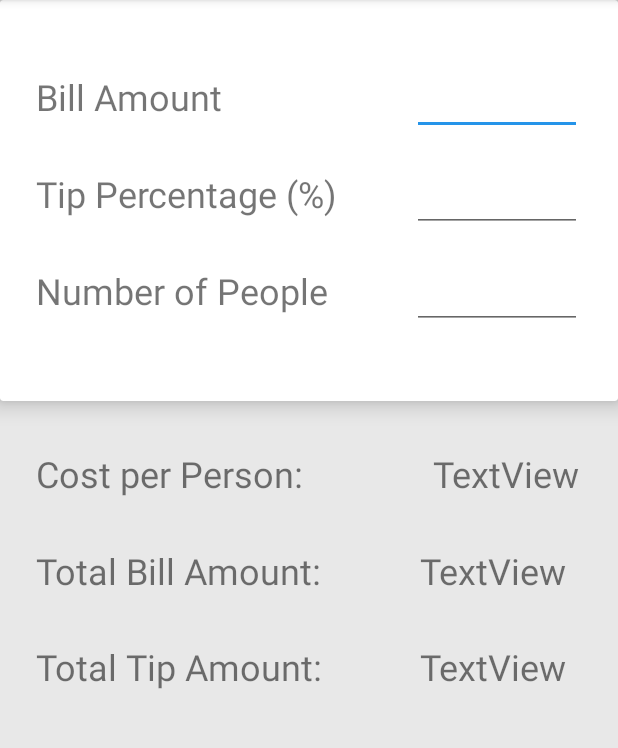
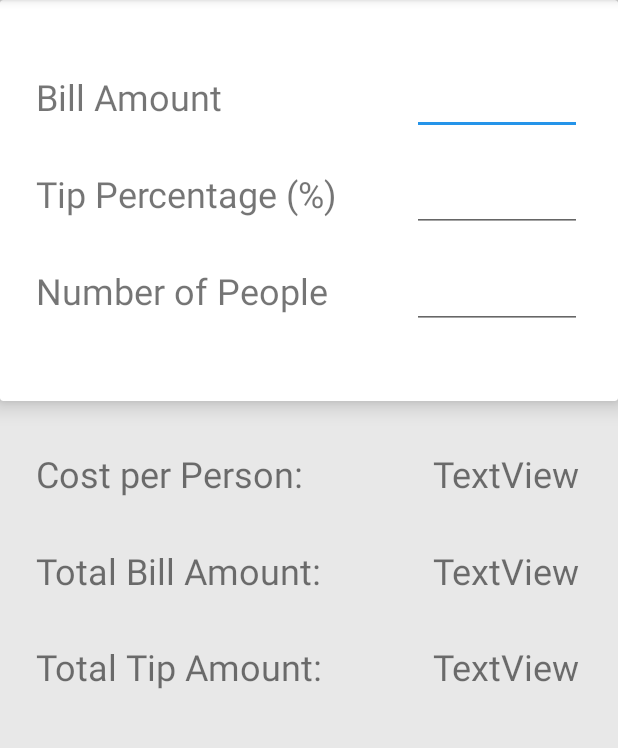
Before and after one commit to SeanTaylorLane/Tip-Calculator, an Android app: the screen it shows after launch (MainActivity), on a phone screen of 412 x 824 dp, the part 84-832 px from its top. Run offline under Robolectric (Android 15) with nearby library versions, the phone set to English and light mode, and no system bars; libraries missing offline, so code that uses them is left out: com.jakewharton.rxbinding2; 4 statements that could not run were skipped.

Commit message:
Floating action button rendering fix

```diff
--- a/app/src/main/java/com/example/sean/tipcalculator/MainActivity.java
+++ b/app/src/main/java/com/example/sean/tipcalculator/MainActivity.java
@@ -62,7 +62,7 @@ public class MainActivity extends AppCompatActivity {
             output_person.setText("");
             output_bill.setText("");
             output_tip.setText("");
-            fab_share.setVisibility(View.GONE);
+            fab_share.setVisibility(View.INVISIBLE);
         }
 
     }
--- a/app/src/main/res/layout/activity_main.xml
+++ b/app/src/main/res/layout/activity_main.xml
@@ -121,11 +121,10 @@
                 android:id="@+id/compute_bill"
                 android:layout_width="wrap_content"
                 android:layout_height="wrap_content"
-                android:layout_marginEnd="10dp"
                 android:text="TextView"
                 android:textSize="24sp"
                 app:layout_constraintBaseline_toBaselineOf="@+id/output_bill"
-                app:layout_constraintEnd_toEndOf="@+id/compute_person" />
+                app:layout_constraintStart_toStartOf="@+id/compute_person" />
 
             <TextView
                 android:id="@+id/output_tip"
@@ -141,12 +140,10 @@
                 android:id="@+id/compute_tip"
                 android:layout_width="wrap_content"
                 android:layout_height="wrap_content"
-                android:layout_marginRight="0dp"
                 android:text="TextView"
                 android:textSize="24sp"
                 app:layout_constraintBaseline_toBaselineOf="@+id/output_tip"
-                app:layout_constraintEnd_toEndOf="@+id/compute_bill"
-                app:layout_constraintRight_toRightOf="parent" />
+                app:layout_constraintStart_toStartOf="@+id/compute_bill" />
 
             <android.support.design.widget.FloatingActionButton
                 android:id="@+id/fab_share"
@@ -155,7 +152,7 @@
                 android:layout_marginBottom="24dp"
                 android:layout_marginEnd="24dp"
                 android:clickable="true"
-                android:visibility="gone"
+                android:visibility="invisible"
                 app:backgroundTint="@color/colorAccent"
                 app:fabSize="normal"
                 app:layout_constraintBottom_toBottomOf="parent"
```
Also changed, not shown: 8 other files.
